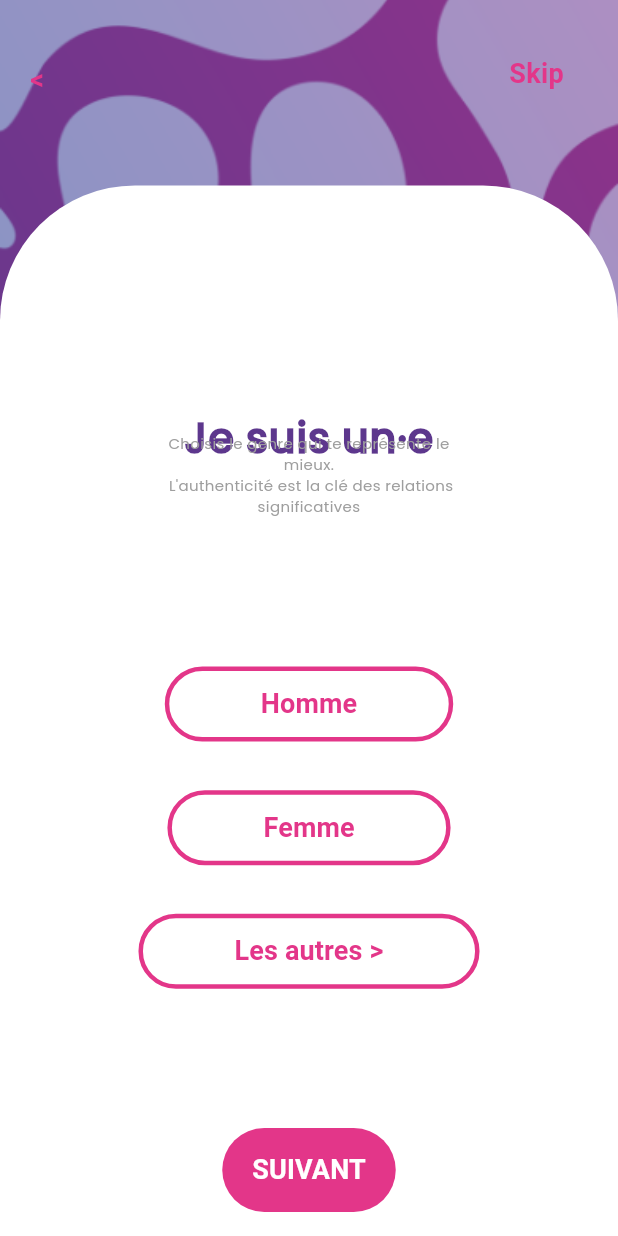
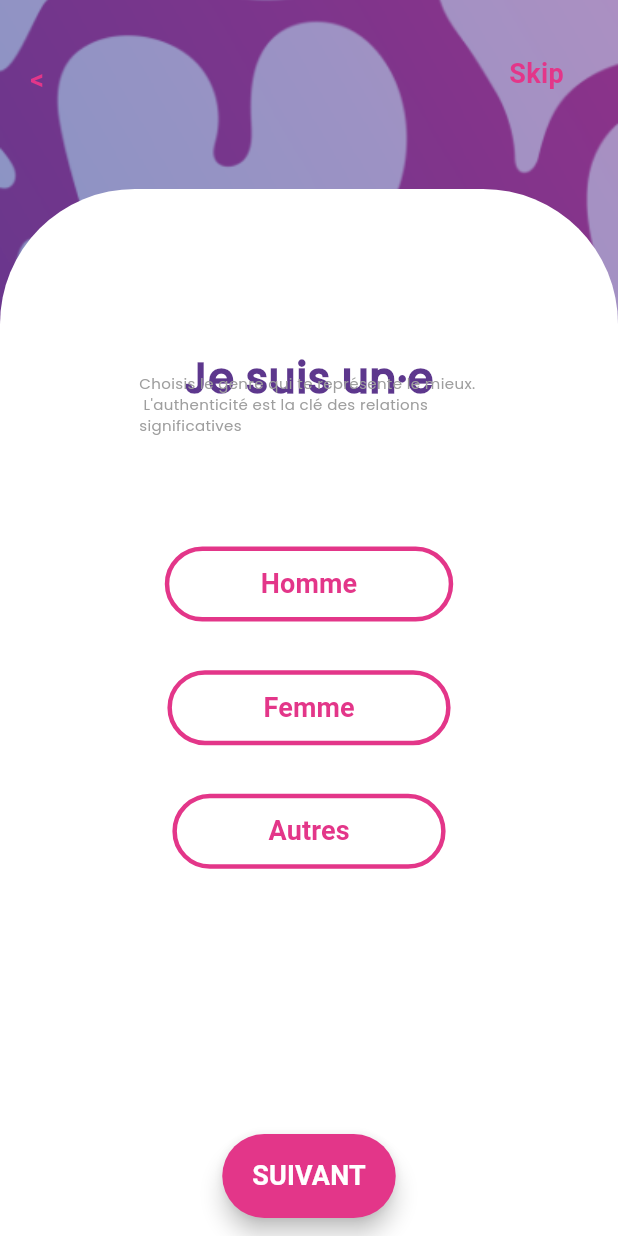
Before and after one commit to AzizBeaudelaire/hot-n, a Flutter app: the PageGenres screen opened directly, on a phone screen of 412 x 824 dp. Run offline on Flutter 3.47's test engine with Material 3 defaults, Android fonts, the phone set to English and light mode, and no system bars.

Commit message:
[modif] page genre

```diff
--- a/project/lib/screens/page_genres.dart
+++ b/project/lib/screens/page_genres.dart
@@ -68,7 +68,7 @@ class PageGenres extends StatelessWidget {
             left: 0,
             right: 0,
             child: Container(
-              height: MediaQuery.of(context).size.height * 0.85,
+              height: MediaQuery.of(context).size.height * 0.75,
               decoration: BoxDecoration(
                 color: Colors.white, // Couleur du rectangle blanc
                 borderRadius: BorderRadius.only(
@@ -87,7 +87,7 @@ class PageGenres extends StatelessWidget {
                 textAlign: TextAlign.center, // Centrer le texte horizontalement
                 style: TextStyle(
                   fontFamily: 'Poppins', // Utilisation de la police Poppins
-                  fontWeight: FontWeight.w800, // Utilisation du poids Medium
+                  fontWeight: FontWeight.bold, // Utilisation du poids Medium
                   fontSize: 28,
                   color: MyColors.myPurplePinkPrimaryValue, // Conversion de l'entier en couleur
                 ),
@@ -97,10 +97,10 @@ class PageGenres extends StatelessWidget {
           Center(
             child: SizedBox(
               height: MediaQuery.of(context).size.height * 0.3,
-              width: 200,
+              width: MediaQuery.of(context).size.width * 0.55, // Réduire la largeur à 80% de la largeur de l'écran
               child: Text(
                 'Choisis le genre qui te représente le mieux.\n L\'authenticité est la clé des relations significatives',
-                textAlign: TextAlign.center , // Centrer le texte horizontalement
+                textAlign: TextAlign.start, // Alignement à gauche du texte
                 style: TextStyle(
                   fontFamily: 'Poppins', // Utilisation de la police Poppins
                   fontWeight: FontWeight.w400, // Utilisation du poids Medium
@@ -186,7 +186,7 @@ class PageGenres extends StatelessWidget {
                 child: Padding(
                   padding: const EdgeInsets.symmetric(vertical: 12.0, horizontal: 40.0), // Marge interne
                   child: Text(
-                    'Les autres >',
+                    'Autres',
                     style: TextStyle(
                       color: MyColors.myPink, // Couleur du texte rose
                       fontSize: 18,
@@ -199,18 +199,21 @@ class PageGenres extends StatelessWidget {
           ),
         ],
       ),
-      floatingActionButton: FloatingActionButton.extended(
+      bottomNavigationBar: BottomAppBar(
+        child: Container(
+          height: 56.0, // Hauteur de votre BottomAppBar
+          child: Row(
+            mainAxisAlignment: MainAxisAlignment.center,
+            children: <Widget>[
+              FloatingActionButton.extended(
                 onPressed: () {
                   // Ajoutez votre logique pour gérer le clic sur le bouton ici
                 },
                 backgroundColor: MyColors.myPink, // Couleur de fond du bouton
-        elevation: 0, // Aucune élévation
                 shape: RoundedRectangleBorder(
-          borderRadius: BorderRadius.circular(30.0), // Angles arrondis à 90 degrés
+                  borderRadius: BorderRadius.circular(30.0), // Angles arrondis à 30 degrés
                 ),
-        label: Padding(
-          padding: const EdgeInsets.symmetric(vertical: 10.0), // Marge interne verticale
-          child: Text(
+                label: Text(
                   'SUIVANT',
                   style: TextStyle(
                     color: Colors.white, // Couleur du texte
@@ -219,8 +222,10 @@ class PageGenres extends StatelessWidget {
                   ),
                 ),
               ),
+            ],
           ),
-      floatingActionButtonLocation: FloatingActionButtonLocation.centerFloat,
+        ),
+      ),
     );
   }
 }
```
Lines whose indentation alone changed are shown as unchanged.
